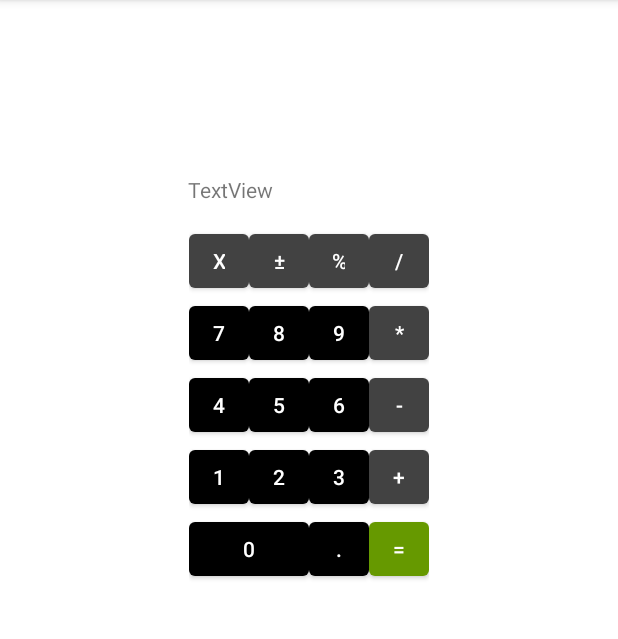
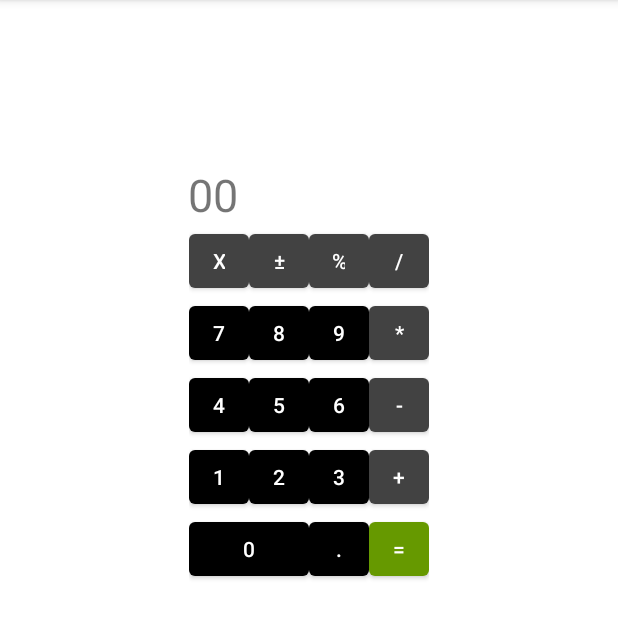
Before and after one commit to PavelIks/Android_Calculator, an Android app: the screen it shows after launch (MainActivity), on a phone screen of 412 x 824 dp, the part 84-723 px from its top. Run offline under Robolectric (Android 15) with nearby library versions, the phone set to English and light mode, and no system bars.

Commit message:
Updated-6.

```diff
--- a/app/src/main/java/com/example/calc/MainActivity.java
+++ b/app/src/main/java/com/example/calc/MainActivity.java
@@ -18,9 +18,71 @@ public class MainActivity extends AppCompatActivity
         setContentView(R.layout.activity_main);
 
         btn5_ID = (Button) findViewById(R.id.btn5);
+        btn6_ID = (Button) findViewById(R.id.btn6);
+        btn7_ID = (Button) findViewById(R.id.btn7);
+        btn9_ID = (Button) findViewById(R.id.btn9);
+        btn10_ID = (Button) findViewById(R.id.btn10);
+        btn11_ID = (Button) findViewById(R.id.btn11);
+        btn13_ID = (Button) findViewById(R.id.btn13);
+        btn14_ID = (Button) findViewById(R.id.btn14);
+        btn15_ID = (Button) findViewById(R.id.btn15);
         tv1_ID = (TextView) findViewById(R.id.tv1);
 
         btn5_ID.setOnClickListener(new View.OnClickListener()
+        {
+            @Override
+            public void onClick(View v)
+            {
+                tv1_ID.setText(tv1_ID.getText() + "7");
+            }
+        });
+
+        btn6_ID.setOnClickListener(new View.OnClickListener()
+        {
+            @Override
+            public void onClick(View v)
+            {
+                tv1_ID.setText(tv1_ID.getText() + "8");
+            }
+        });
+
+        btn7_ID.setOnClickListener(new View.OnClickListener()
+        {
+            @Override
+            public void onClick(View v)
+            {
+                tv1_ID.setText(tv1_ID.getText() + "9");
+            }
+        });
+
+        btn9_ID.setOnClickListener(new View.OnClickListener()
+        {
+            @Override
+            public void onClick(View v)
+            {
+                tv1_ID.setText(tv1_ID.getText() + "4");
+            }
+        });
+
+        btn10_ID.setOnClickListener(new View.OnClickListener()
+        {
+            @Override
+            public void onClick(View v)
+            {
+                tv1_ID.setText(tv1_ID.getText() + "5");
+            }
+        });
+
+        btn11_ID.setOnClickListener(new View.OnClickListener()
+        {
+            @Override
+            public void onClick(View v)
+            {
+                tv1_ID.setText(tv1_ID.getText() + "6");
+            }
+        });
+
+        btn13_ID.setOnClickListener(new View.OnClickListener()
         {
             @Override
             public void onClick(View v)
@@ -29,6 +91,24 @@ public class MainActivity extends AppCompatActivity
             }
         });
 
+        btn14_ID.setOnClickListener(new View.OnClickListener()
+        {
+            @Override
+            public void onClick(View v)
+            {
+                tv1_ID.setText(tv1_ID.getText() + "2");
+            }
+        });
+
+        btn15_ID.setOnClickListener(new View.OnClickListener()
+        {
+            @Override
+            public void onClick(View v)
+            {
+                tv1_ID.setText(tv1_ID.getText() + "3");
+            }
+        });
+
 
     }
 }
--- a/app/src/main/res/layout/activity_main.xml
+++ b/app/src/main/res/layout/activity_main.xml
@@ -268,7 +268,11 @@
         android:layout_marginTop="110dp"
         android:layout_marginEnd="25dp"
         android:layout_marginRight="25dp"
-        android:text="TextView"
+        android:selectAllOnFocus="false"
+        android:singleLine="false"
+        android:text="00"
+        android:textIsSelectable="true"
+        android:textSize="30sp"
         app:layout_constraintBottom_toTopOf="@+id/linearLayout"
         app:layout_constraintEnd_toEndOf="parent"
         app:layout_constraintHorizontal_bias="0.497"
```
